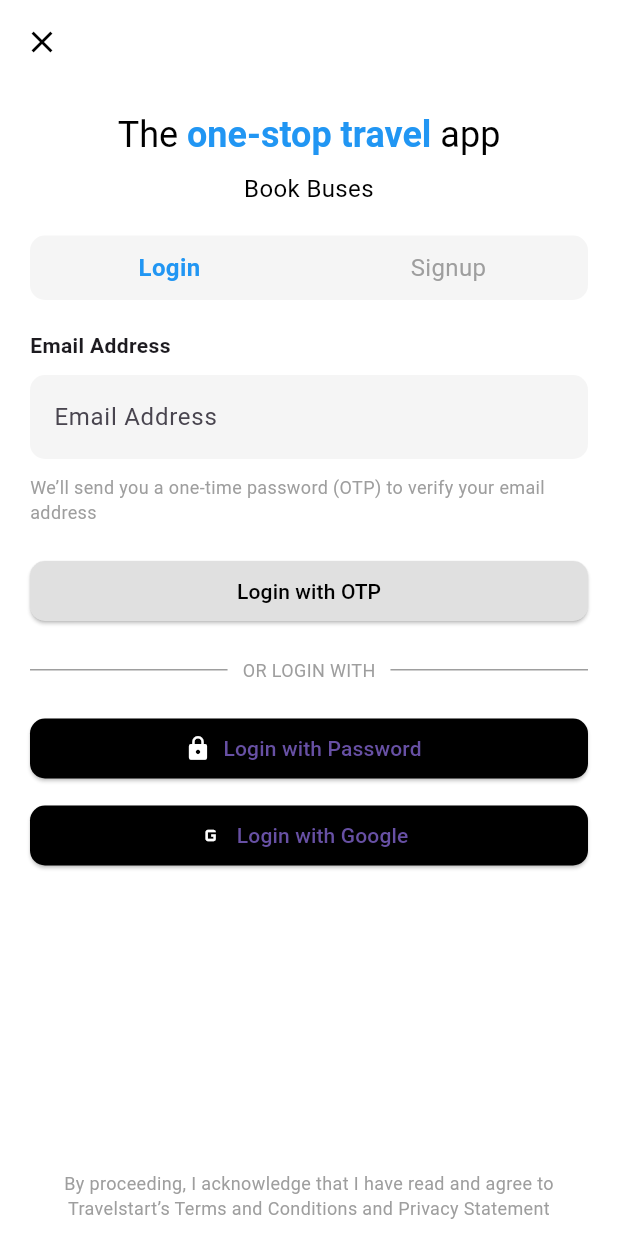
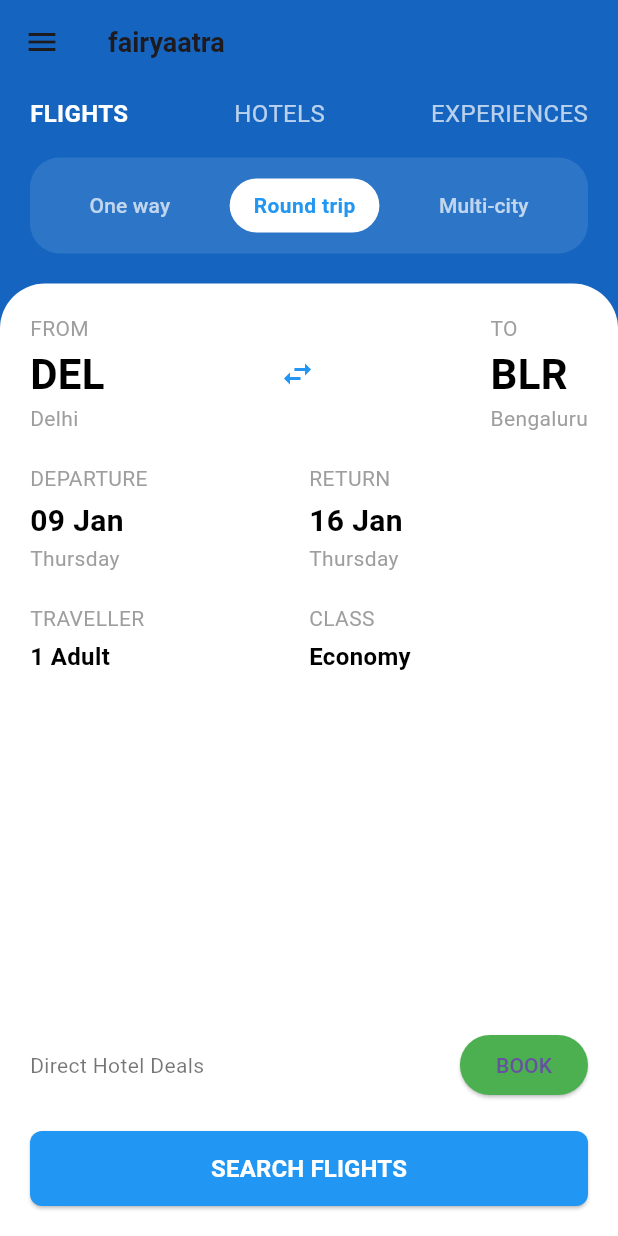
Before and after one commit to sanjaii1/fairyaatra, a Flutter app: the LoginPage screen opened directly, after a tap on "Login with OTP", on a phone screen of 412 x 824 dp. Run offline on Flutter 3.47's test engine with Material 3 defaults, Android fonts, the phone set to English and light mode, and no system bars.

Commit message:
updated screen and addded navigation

```diff
--- a/lib/main.dart
+++ b/lib/main.dart
@@ -1,18 +1,19 @@
 import 'package:fairyaatra/src/feature/home/views/home.dart';
+import 'package:fairyaatra/src/feature/login/views/login.dart';
 import 'package:flutter/material.dart';
 
 void main() {
-  runApp(const FlightBookingApp());
+  runApp(const MyApp());
 }
 
-class FlightBookingApp extends StatelessWidget {
-  const FlightBookingApp({super.key});
+class MyApp extends StatelessWidget {
+  const MyApp({Key? key}) : super(key: key);
 
   @override
   Widget build(BuildContext context) {
     return MaterialApp(
       debugShowCheckedModeBanner: false,
-      home: FlightBookingPage(),
+      home: LoginPage(),
     );
   }
 }
--- a/lib/src/feature/home/views/home.dart
+++ b/lib/src/feature/home/views/home.dart
@@ -1,101 +1,217 @@
-import 'package:fairyaatra/src/feature/home/widget/dateCard.dart';
-import 'package:fairyaatra/src/feature/home/widget/locationCard.dart';
-import 'package:fairyaatra/src/feature/home/widget/recentSearchCard.dart';
-import 'package:fairyaatra/src/feature/home/widget/travelersCard.dart';
+import 'package:fairyaatra/src/feature/home/widget/dateWidget.dart';
+import 'package:fairyaatra/src/feature/home/widget/detailWidget.dart';
+import 'package:fairyaatra/src/feature/home/widget/locationWidget.dart';
 import 'package:flutter/material.dart';
 
-class FlightBookingPage extends StatefulWidget {
-  const FlightBookingPage({super.key});
-
-  @override
-  _FlightBookingPageState createState() => _FlightBookingPageState();
-}
-
-class _FlightBookingPageState extends State<FlightBookingPage> {
-  // Track the selected button index
-  int _selectedIndex = 1; // Default is "Round Trip"
+class FlightSearchPage extends StatelessWidget {
+  const FlightSearchPage({Key? key}) : super(key: key);
 
   @override
   Widget build(BuildContext context) {
     return Scaffold(
+      backgroundColor: Colors.blue[800],
       appBar: AppBar(
-        title: const Text("Flights"),
-        backgroundColor: Colors.white,
-        foregroundColor: Colors.black,
-        elevation: 1,
-        leading: const Icon(Icons.arrow_back),
+        backgroundColor: Colors.blue[800],
+        elevation: 0,
+        leading: const Icon(Icons.menu),
+        title: const Text(
+          "fairyaatra",
+          style: TextStyle(
+            fontWeight: FontWeight.bold,
+            fontSize: 18,
           ),
-      body: SingleChildScrollView(
+        ),
+        actions: [
+          // IconButton(
+          //   onPressed: () {},
+          //   //icon: const Icon(Icons.account_circle),
+          // ),
+        ],
+      ),
+      body: Column(
+        children: [
+          // Tabs: Flights, Hotels, Experiences
+          Padding(
+            padding: const EdgeInsets.symmetric(horizontal: 20, vertical: 8),
+            child: Row(
+              mainAxisAlignment: MainAxisAlignment.spaceBetween,
+              children: const [
+                Text(
+                  "FLIGHTS",
+                  style: TextStyle(
+                    color: Colors.white,
+                    fontWeight: FontWeight.bold,
+                    fontSize: 16,
+                  ),
+                ),
+                Text(
+                  "HOTELS",
+                  style: TextStyle(
+                    color: Colors.white70,
+                    fontSize: 16,
+                  ),
+                ),
+                Text(
+                  "EXPERIENCES",
+                  style: TextStyle(
+                    color: Colors.white70,
+                    fontSize: 16,
+                  ),
+                ),
+              ],
+            ),
+          ),
+          const SizedBox(height: 10),
+          // Trip Type: One Way, Round Trip, Multi-City
+          Container(
+            margin: const EdgeInsets.symmetric(horizontal: 20),
+            padding: const EdgeInsets.symmetric(vertical: 8),
+            decoration: BoxDecoration(
+              color: Colors.white.withOpacity(0.1),
+              borderRadius: BorderRadius.circular(20),
+            ),
+            child: Row(
+              mainAxisAlignment: MainAxisAlignment.spaceEvenly,
+              children: [
+                TextButton(
+                  onPressed: () {},
+                  child: const Text(
+                    "One way",
+                    style: TextStyle(color: Colors.white70),
+                  ),
+                ),
+                Container(
+                  padding:
+                      const EdgeInsets.symmetric(horizontal: 16, vertical: 8),
+                  decoration: BoxDecoration(
+                    color: Colors.white,
+                    borderRadius: BorderRadius.circular(20),
+                  ),
+                  child: const Text(
+                    "Round trip",
+                    style: TextStyle(
+                        color: Colors.blue, fontWeight: FontWeight.bold),
+                  ),
+                ),
+                TextButton(
+                  onPressed: () {},
+                  child: const Text(
+                    "Multi-city",
+                    style: TextStyle(color: Colors.white70),
+                  ),
+                ),
+              ],
+            ),
+          ),
+          const SizedBox(height: 20),
+          // From and To Locations
+          Expanded(
+            child: Container(
+              decoration: const BoxDecoration(
+                color: Colors.white,
+                borderRadius: BorderRadius.only(
+                  topLeft: Radius.circular(30),
+                  topRight: Radius.circular(30),
+                ),
+              ),
               child: Padding(
-          padding: const EdgeInsets.all(16.0),
+                padding: const EdgeInsets.all(20),
                 child: Column(
-            crossAxisAlignment: CrossAxisAlignment.start,
                   children: [
-              ToggleButtons(
-                isSelected:
-                    List.generate(3, (index) => index == _selectedIndex),
-                borderRadius: BorderRadius.circular(8),
-                selectedColor: Colors.white,
-                fillColor: Colors.blue,
-                color: Colors.black,
-                constraints: const BoxConstraints(minWidth: 100, minHeight: 40),
-                onPressed: (int index) {
-                  setState(() {
-                    _selectedIndex = index; // Update the selected index
-                  });
-                },
+                    Row(
+                      mainAxisAlignment: MainAxisAlignment.spaceBetween,
                       children: const [
-                  Text("ONE WAY"),
-                  Text("ROUND TRIP"),
-                  Text("MULTI-CITY"),
+                        LocationWidget(
+                          label: "FROM",
+                          code: "DEL",
+                          city: "Delhi",
+                        ),
+                        Icon(Icons.swap_horiz, color: Colors.blue),
+                        LocationWidget(
+                          label: "TO",
+                          code: "BLR",
+                          city: "Bengaluru",
+                        ),
                       ],
                     ),
                     const SizedBox(height: 20),
+                    // Departure and Return Dates
                     Row(
-                children: [
-                  locationCard("From", "HRE", "Harare"),
-                  const SizedBox(width: 8),
-                  const Icon(Icons.swap_horiz, color: Colors.blue),
-                  const SizedBox(width: 8),
-                  locationCard("To", "JNB", "Johannesburg"),
+                      mainAxisAlignment: MainAxisAlignment.spaceBetween,
+                      children: const [
+                        DateWidget(
+                          label: "DEPARTURE",
+                          date: "09 Jan",
+                          day: "Thursday",
+                        ),
+                        DateWidget(
+                          label: "RETURN",
+                          date: "16 Jan",
+                          day: "Thursday",
+                        ),
                       ],
                     ),
                     const SizedBox(height: 20),
+                    // Traveller and Class
                     Row(
+                      mainAxisAlignment: MainAxisAlignment.spaceBetween,
+                      children: const [
+                        DetailWidget(label: "TRAVELLER", value: "1 Adult"),
+                        DetailWidget(label: "CLASS", value: "Economy"),
+                      ],
+                    ),
+                    const Spacer(),
+                    // Hotel Deals and Search Button
+                    Row(
+                      mainAxisAlignment: MainAxisAlignment.spaceBetween,
                       children: [
-                  dateCard("Departure", "29 Jan, 2025"),
-                  const SizedBox(width: 8),
-                  dateCard("Return", "05 Feb, 2025"),
+                        Column(
+                          crossAxisAlignment: CrossAxisAlignment.start,
+                          children: const [
+                            Text(
+                              "Direct Hotel Deals",
+                              style: TextStyle(
+                                color: Colors.black54,
+                                fontSize: 14,
+                              ),
+                            ),
+                          ],
+                        ),
+                        ElevatedButton(
+                          onPressed: () {},
+                          style: ElevatedButton.styleFrom(
+                            backgroundColor: Colors.green,
+                          ),
+                          child: const Text("BOOK"),
+                        ),
                       ],
                     ),
                     const SizedBox(height: 20),
-              classAndTravellersCard(),
-              const SizedBox(height: 20),
-              SizedBox(
-                width: double.infinity,
-                child: ElevatedButton(
+                    ElevatedButton(
                       onPressed: () {},
                       style: ElevatedButton.styleFrom(
-                    padding: const EdgeInsets.all(16),
                         backgroundColor: Colors.blue,
+                        minimumSize: const Size(double.infinity, 50),
                         shape: RoundedRectangleBorder(
                           borderRadius: BorderRadius.circular(8),
                         ),
                       ),
-                  child: const Text("Search Flights"),
+                      child: const Text(
+                        "SEARCH FLIGHTS",
+                        style: TextStyle(
+                          color: Colors.white,
+                          fontWeight: FontWeight.bold,
+                          fontSize: 16,
                         ),
                       ),
-              const SizedBox(height: 20),
-              const Text(
-                "Recent Search",
-                style: TextStyle(fontSize: 16, fontWeight: FontWeight.bold),
                     ),
-              const SizedBox(height: 10),
-              recentSearchCard("29 Jan 2025", "HRE", "JNB"),
                   ],
                 ),
               ),
             ),
+          ),
+        ],
+      ),
     );
   }
 }
--- /dev/null
+++ b/lib/src/feature/home/widget/dateWidget.dart
@@ -0,0 +1,36 @@
+import 'package:flutter/material.dart';
+
+class DateWidget extends StatelessWidget {
+  final String label;
+  final String date;
+  final String day;
+
+  const DateWidget({
+    Key? key,
+    required this.label,
+    required this.date,
+    required this.day,
+  }) : super(key: key);
+
+  @override
+  Widget build(BuildContext context) {
+    return Expanded(
+      child: Column(
+        crossAxisAlignment: CrossAxisAlignment.start,
+        children: [
+          Text(label, style: const TextStyle(color: Colors.grey, fontSize: 14)),
+          const SizedBox(height: 4),
+          Text(
+            date,
+            style: const TextStyle(
+              color: Colors.black,
+              fontSize: 20,
+              fontWeight: FontWeight.bold,
+            ),
+          ),
+          Text(day, style: const TextStyle(color: Colors.grey, fontSize: 14)),
+        ],
+      ),
+    );
+  }
+}
--- /dev/null
+++ b/lib/src/feature/home/widget/detailWidget.dart
@@ -0,0 +1,33 @@
+import 'package:flutter/material.dart';
+
+class DetailWidget extends StatelessWidget {
+  final String label;
+  final String value;
+
+  const DetailWidget({
+    Key? key,
+    required this.label,
+    required this.value,
+  }) : super(key: key);
+
+  @override
+  Widget build(BuildContext context) {
+    return Expanded(
+      child: Column(
+        crossAxisAlignment: CrossAxisAlignment.start,
+        children: [
+          Text(label, style: const TextStyle(color: Colors.grey, fontSize: 14)),
+          const SizedBox(height: 4),
+          Text(
+            value,
+            style: const TextStyle(
+              color: Colors.black,
+              fontSize: 16,
+              fontWeight: FontWeight.bold,
+            ),
+          ),
+        ],
+      ),
+    );
+  }
+}
--- /dev/null
+++ b/lib/src/feature/home/widget/locationWidget.dart
@@ -0,0 +1,33 @@
+import 'package:flutter/material.dart';
+
+class LocationWidget extends StatelessWidget {
+  final String label;
+  final String code;
+  final String city;
+
+  const LocationWidget({
+    Key? key,
+    required this.label,
+    required this.code,
+    required this.city,
+  }) : super(key: key);
+
+  @override
+  Widget build(BuildContext context) {
+    return Column(
+      crossAxisAlignment: CrossAxisAlignment.start,
+      children: [
+        Text(label, style: const TextStyle(color: Colors.grey, fontSize: 14)),
+        Text(
+          code,
+          style: const TextStyle(
+            color: Colors.black,
+            fontSize: 28,
+            fontWeight: FontWeight.bold,
+          ),
+        ),
+        Text(city, style: const TextStyle(color: Colors.grey, fontSize: 14)),
+      ],
+    );
+  }
+}
--- a/lib/src/feature/login/views/login.dart
+++ b/lib/src/feature/login/views/login.dart
@@ -1,3 +1,4 @@
+import 'package:fairyaatra/src/feature/home/views/home.dart';
 import 'package:flutter/material.dart';
 
 class MyApp extends StatelessWidget {
@@ -134,7 +135,30 @@
             ),
             const SizedBox(height: 20),
             ElevatedButton(
-              onPressed: () {},
+              onPressed: () {
+                Navigator.push(
+                  context,
+                  PageRouteBuilder(
+                    pageBuilder: (context, animation, secondaryAnimation) =>
+                        const FlightSearchPage(),
+                    transitionsBuilder:
+                        (context, animation, secondaryAnimation, child) {
+                      const begin = Offset(1.0, 0.0); // Start from the right
+                      const end = Offset.zero; // End at the current position
+                      const curve = Curves.easeInOut;
+
+                      var tween = Tween(begin: begin, end: end)
+                          .chain(CurveTween(curve: curve));
+                      var offsetAnimation = animation.drive(tween);
+
+                      return SlideTransition(
+                        position: offsetAnimation,
+                        child: child,
+                      );
+                    },
+                  ),
+                );
+              },
               style: ElevatedButton.styleFrom(
                 backgroundColor: Colors.grey.shade300,
                 shape: RoundedRectangleBorder(
```
Also changed, not shown: lib/src/feature/home/widget/dateCard.dart (deleted, +0 -24 lines), lib/src/feature/home/widget/locationCard.dart (deleted, +0 -25 lines), lib/src/feature/home/widget/recentSearchCard.dart (deleted, +0 -21 lines), lib/src/feature/home/widget/travelersCard.dart (deleted, +0 -46 lines). Lines whose indentation alone changed are shown as unchanged.
